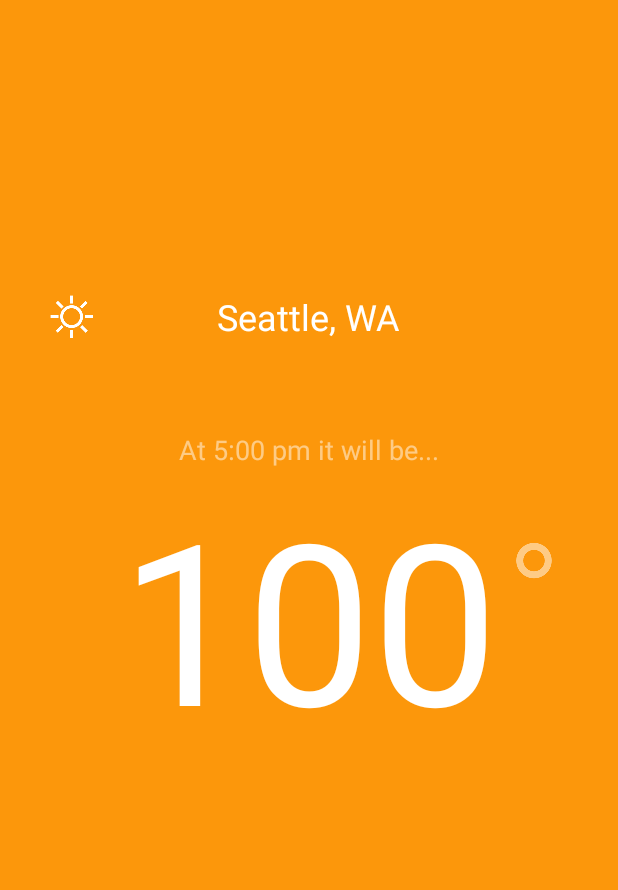
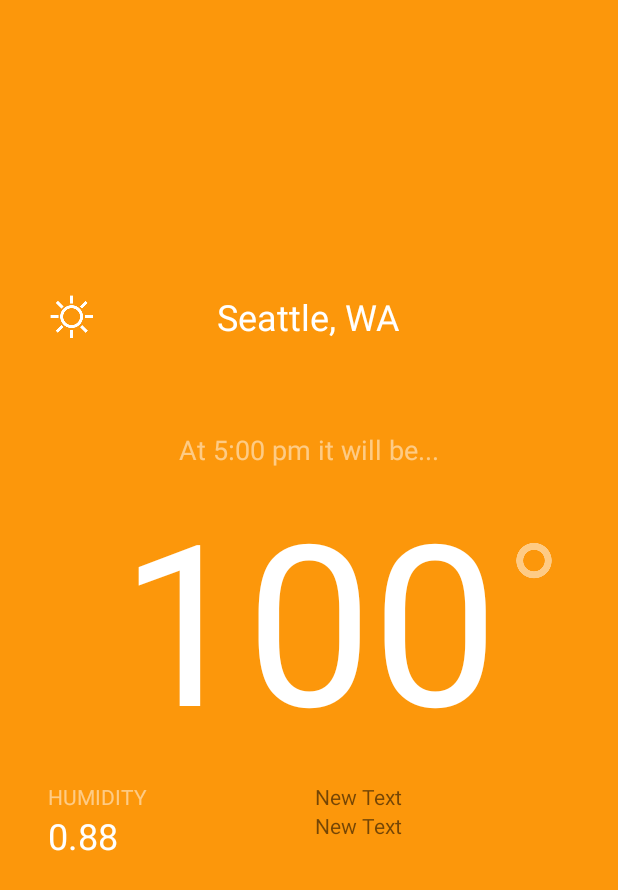
Before and after one commit to dcorns/Stormy, an Android app: the screen it shows after launch (MainActivity), on a phone screen of 412 x 824 dp. Shown: the top 890 px of the screen. Run offline under Robolectric (Android 15) with nearby library versions, the phone set to English and light mode, and no system bars.

Commit message:
add linearLayouts, humidity views an set layout:weight with default units

```diff
--- a/app/src/main/res/layout/content_main.xml
+++ b/app/src/main/res/layout/content_main.xml
@@ -65,4 +65,54 @@
         android:layout_alignParentLeft="true"
         android:layout_alignParentStart="true"
         android:src="@drawable/sunny"/>
+
+    <LinearLayout
+        android:orientation="horizontal"
+        android:layout_width="match_parent"
+        android:layout_height="wrap_content"
+        android:layout_centerHorizontal="true"
+        android:layout_below="@+id/temperatureLabel"
+        android:layout_marginTop="10dp">
+
+        <LinearLayout
+            android:orientation="vertical"
+            android:layout_width="wrap_content"
+            android:layout_height="match_parent"
+            android:layout_weight="1">
+
+            <TextView
+                android:layout_width="wrap_content"
+                android:layout_height="wrap_content"
+                android:text="HUMIDITY"
+                android:id="@+id/humidityLabel"
+                android:textColor="#80ffffff"/>
+
+            <TextView
+                android:layout_width="wrap_content"
+                android:layout_height="wrap_content"
+                android:text="0.88"
+                android:id="@+id/humidityValue"
+                android:textColor="@android:color/white"
+                android:textSize="24sp"/>
+        </LinearLayout>
+
+        <LinearLayout
+            android:orientation="vertical"
+            android:layout_width="wrap_content"
+            android:layout_height="match_parent"
+            android:layout_weight="1">
+
+            <TextView
+                android:layout_width="wrap_content"
+                android:layout_height="wrap_content"
+                android:text="New Text"
+                android:id="@+id/textView"/>
+
+            <TextView
+                android:layout_width="wrap_content"
+                android:layout_height="wrap_content"
+                android:text="New Text"
+                android:id="@+id/textView2"/>
+        </LinearLayout>
+    </LinearLayout>
 </RelativeLayout>
```
